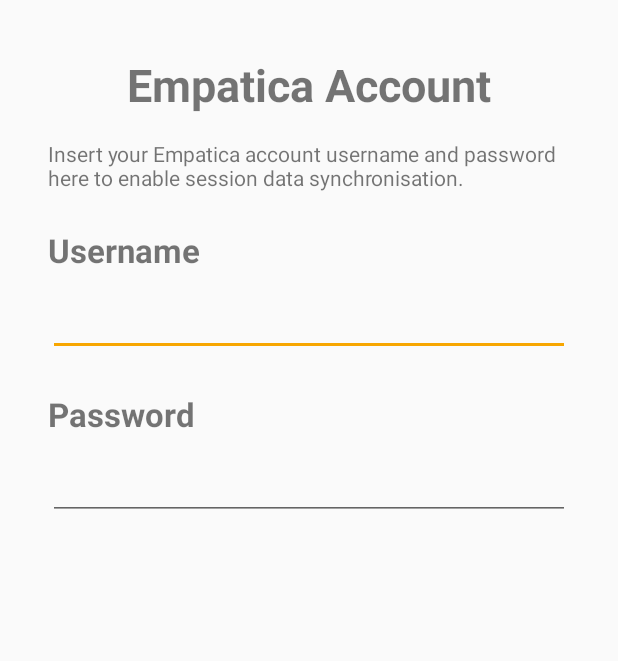
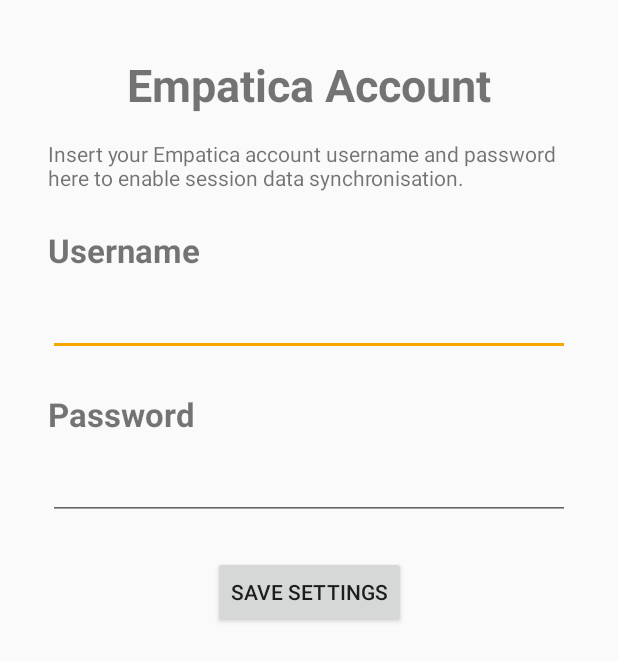
Before and after one commit to j05t/e4client, an Android app: the screen it shows after launch (MainActivity), in the side drawer, after a tap on "Settings", on a phone screen of 412 x 824 dp. Shown: the top 661 px of the screen. Run offline under Robolectric (Android 15) with nearby library versions, the phone set to English and light mode, and no system bars; our stand-ins replace navigation-ui; libraries missing offline, so code that uses them is left out: com.empatica.empalink, com.scichart.charting, com.squareup.okhttp, net.lingala.zip4j; 6 statements that could not run were skipped.

```diff
--- a/app/src/main/java/com/jstappdev/e4client/MainActivity.java
+++ b/app/src/main/java/com/jstappdev/e4client/MainActivity.java
@@ -339,11 +339,11 @@
     @Override
     public void didUpdateStatus(EmpaStatus status) {
         // Update the UI
-        sharedViewModel.setStatus(status.name());
+        sharedViewModel.setSessionStatus(status.name());
 
         // The device manager is ready for use
         if (status == EmpaStatus.READY) {
-            sharedViewModel.setStatus(status.name() + " - Turn on your device");
+            sharedViewModel.setSessionStatus(status.name() + " - Turn on your device");
 
             // Start scanning
             try {
--- a/app/src/main/java/com/jstappdev/e4client/SessionsAdapter.java
+++ b/app/src/main/java/com/jstappdev/e4client/SessionsAdapter.java
@@ -141,7 +141,7 @@
                     Log.d(MainActivity.TAG, "deleting session " + e4Session);
 
                     if (!file.delete()) {
-                        sharedViewModel.setStatus("Failed to delete session data.");
+                        sharedViewModel.setSessionStatus("Failed to delete session data.");
                     }
 
                     final ArrayList<E4Session> downloadMe = new ArrayList<>();
@@ -248,14 +248,14 @@
         protected void onProgressUpdate(String... values) {
             super.onProgressUpdate(values);
 
-            viewModel.getSessionStatus().setValue(values[0]);
+            viewModel.getCurrentStatus().setValue(values[0]);
         }
 
         @Override
         protected void onPostExecute(Boolean done) {
 
             if (done) {
-                viewModel.getSessionStatus().setValue("Session deleted.");
+                viewModel.getCurrentStatus().setValue("Session deleted.");
                 viewModel.getE4Sessions().remove(position);
                 adapter.notifyItemRemoved(position);
             }
--- a/app/src/main/java/com/jstappdev/e4client/SharedViewModel.java
+++ b/app/src/main/java/com/jstappdev/e4client/SharedViewModel.java
@@ -16,7 +16,7 @@
 public class SharedViewModel extends ViewModel implements EmpaDataDelegate {
 
     private MutableLiveData<Boolean> onWrist;
-    private MutableLiveData<String> status;
+    private MutableLiveData<String> sessionStatus;
     private MutableLiveData<Boolean> isConnected;
     private MutableLiveData<String> deviceName;
     private MutableLiveData<Float> battery;
@@ -29,11 +29,12 @@
     private MutableLiveData<Integer> lastIbi;
     private MutableLiveData<Integer> lastTemp;
 
-    public MutableLiveData<String> getSessionStatus() {
-        return sessionStatus;
+
+    public MutableLiveData<String> getCurrentStatus() {
+        return currentStatus;
     }
 
-    private MutableLiveData<String> sessionStatus;
+    private MutableLiveData<String> currentStatus;
 
     private List<String> uploadedSessionIDs;
 
@@ -65,7 +66,7 @@
         e4SessionData = E4SessionData.getInstance();
 
         onWrist = new MutableLiveData<>();
-        status = new MutableLiveData<>();
+        sessionStatus = new MutableLiveData<>();
         isConnected = new MutableLiveData<>();
         deviceName = new MutableLiveData<>();
         battery = new MutableLiveData<>();
@@ -77,7 +78,7 @@
         lastTemp = new MutableLiveData<>();
         tag = new MutableLiveData<>();
 
-        sessionStatus = new MutableLiveData<>();
+        currentStatus = new MutableLiveData<>();
 
         isConnected.setValue(false);
 
@@ -130,12 +131,12 @@
         this.onWrist.postValue(onWrist);
     }
 
-    public LiveData<String> getStatus() {
-        return status;
+    public LiveData<String> getSessionStatus() {
+        return sessionStatus;
     }
 
-    void setStatus(String name) {
-        this.status.postValue(name);
+    void setSessionStatus(String name) {
+        this.sessionStatus.postValue(name);
     }
 
     public LiveData<String> getDeviceName() {
--- a/app/src/main/java/com/jstappdev/e4client/ui/SettingsFragment.java
+++ b/app/src/main/java/com/jstappdev/e4client/ui/SettingsFragment.java
@@ -11,6 +11,7 @@
 import android.view.View;
 import android.view.ViewGroup;
 import android.widget.EditText;
+import android.widget.Toast;
 
 import androidx.annotation.NonNull;
 import androidx.fragment.app.Fragment;
@@ -40,6 +41,13 @@
 
         edt_username = root.findViewById(R.id.e4username);
         edt_password = root.findViewById(R.id.e4password);
+
+        root.findViewById(R.id.saveButton).setOnClickListener(new View.OnClickListener() {
+            @Override
+            public void onClick(View v) {
+                savePreferences();
+            }
+        });
 
         edt_username.addTextChangedListener(new TextWatcher() {
             @Override
@@ -88,7 +96,7 @@
 
     private void loadPreferences() {
 
-        SharedPreferences settings = requireContext().getSharedPreferences(MainActivity.PREFS_NAME,
+        final SharedPreferences settings = requireContext().getSharedPreferences(MainActivity.PREFS_NAME,
                 Context.MODE_PRIVATE);
 
         sharedViewModel.setUsername(settings.getString(MainActivity.PREF_UNAME, ""));
@@ -96,12 +104,6 @@
 
         edt_username.setText(sharedViewModel.getUsername());
         edt_password.setText(sharedViewModel.getPassword());
-    }
-
-    @Override
-    public void onPause() {
-        super.onPause();
-        savePreferences();
     }
 
     private void savePreferences() {
@@ -113,5 +115,7 @@
         editor.putString(MainActivity.PREF_PASSWORD, sharedViewModel.getPassword());
 
         editor.apply();
+
+        Toast.makeText(MainActivity.context, "Settings saved!", Toast.LENGTH_SHORT).show();
     }
 }
--- a/app/src/main/res/layout/fragment_settings.xml
+++ b/app/src/main/res/layout/fragment_settings.xml
@@ -1,6 +1,7 @@
 <?xml version="1.0" encoding="utf-8"?>
 <androidx.constraintlayout.widget.ConstraintLayout xmlns:android="http://schemas.android.com/apk/res/android"
     xmlns:app="http://schemas.android.com/apk/res-auto"
+    xmlns:tools="http://schemas.android.com/tools"
     android:layout_width="match_parent"
     android:layout_height="match_parent">
 
@@ -88,4 +89,14 @@
         app:layout_constraintStart_toStartOf="parent"
         app:layout_constraintTop_toBottomOf="@+id/text_settings" />
 
+    <Button
+        android:id="@+id/saveButton"
+        android:layout_width="wrap_content"
+        android:layout_height="wrap_content"
+        android:layout_marginTop="24dp"
+        android:text="Save Settings"
+        app:layout_constraintEnd_toEndOf="parent"
+        app:layout_constraintStart_toStartOf="parent"
+        app:layout_constraintTop_toBottomOf="@+id/e4password" />
+
 </androidx.constraintlayout.widget.ConstraintLayout>
--- a/build.gradle
+++ b/build.gradle
@@ -6,7 +6,7 @@
         jcenter()
     }
     dependencies {
-        classpath 'com.android.tools.build:gradle:3.6.0-beta04'
+        classpath 'com.android.tools.build:gradle:3.6.0-beta05'
         // NOTE: Do not place your application dependencies here; they belong
         // in the individual module build.gradle files
     }
```
Also changed, not shown: app/src/main/java/com/jstappdev/e4client/Utils.java (+9 -7 lines), app/src/main/java/com/jstappdev/e4client/ui/ConnectionFragment.java (+97 -3 lines), app/src/main/java/com/jstappdev/e4client/ui/SessionsFragment.java (+7 -7 lines).
